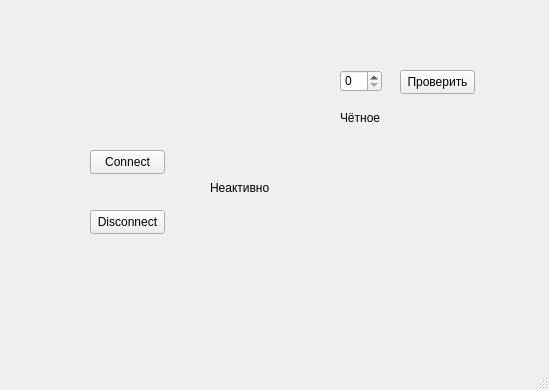
Above: lr2/lr2/mainwindow.ui from Dakasha26/Ergonomics before the change. Below: the same form after it.
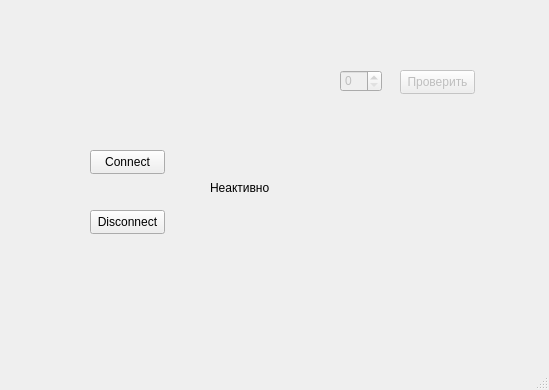
That is the form after the change.

Diff of the .ui file:
```diff
--- a/lr2/lr2/mainwindow.ui
+++ b/lr2/lr2/mainwindow.ui
@@ -45,15 +45,18 @@
      <rect>
       <x>340</x>
       <y>110</y>
-      <width>49</width>
+      <width>81</width>
       <height>16</height>
      </rect>
     </property>
     <property name="text">
-     <string>Чётное</string>
+     <string/>
     </property>
    </widget>
    <widget class="QSpinBox" name="spinBoxOfNumber">
+    <property name="enabled">
+     <bool>false</bool>
+    </property>
     <property name="geometry">
      <rect>
       <x>340</x>
@@ -67,6 +70,9 @@
     </property>
    </widget>
    <widget class="QPushButton" name="btnGetParity">
+    <property name="enabled">
+     <bool>false</bool>
+    </property>
     <property name="geometry">
      <rect>
       <x>400</x>
```
